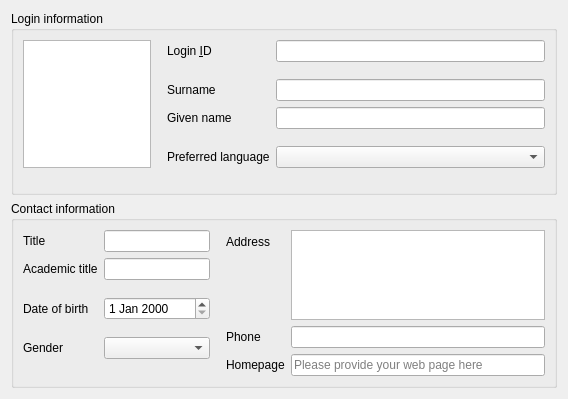
gonicus/clacks, file agent/src/clacks/agent/data/templates/default/user.ui: the form before one commit.
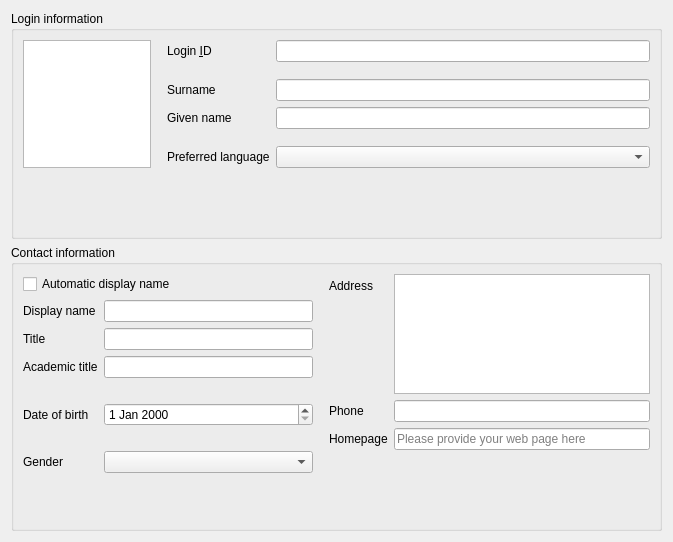
The form after the commit. Icons and pictures are not drawn.

What changed in the file:
```diff
--- a/agent/src/clacks/agent/data/templates/default/user.ui
+++ b/agent/src/clacks/agent/data/templates/default/user.ui
@@ -6,8 +6,8 @@
    <rect>
     <x>0</x>
     <y>0</y>
-    <width>568</width>
-    <height>399</height>
+    <width>673</width>
+    <height>542</height>
    </rect>
   </property>
   <property name="windowTitle">
@@ -187,11 +187,30 @@
      </property>
      <layout class="QGridLayout" name="gridLayout_2">
       <item row="0" column="0">
+       <layout class="QHBoxLayout" name="horizontalLayout">
+        <item>
        <layout class="QFormLayout" name="formLayout_2">
-        <property name="labelAlignment">
-         <set>Qt::AlignLeading|Qt::AlignLeft|Qt::AlignTop</set>
-        </property>
-        <item row="0" column="0">
+          <item row="0" column="0" colspan="2">
+           <widget class="QCheckBox" name="checkBox">
+            <property name="text">
+             <string>Automatic display name</string>
+            </property>
+           </widget>
+          </item>
+          <item row="1" column="0">
+           <widget class="QLabel" name="displayNameLabel">
+            <property name="text">
+             <string>Display name</string>
+            </property>
+            <property name="buddy">
+             <cstring>displayNameEdit</cstring>
+            </property>
+           </widget>
+          </item>
+          <item row="1" column="1">
+           <widget class="QLineEdit" name="displayNameEdit"/>
+          </item>
+          <item row="2" column="0">
          <widget class="QLabel" name="personalTitleLabel">
           <property name="text">
            <string>Title</string>
@@ -201,10 +220,10 @@
           </property>
          </widget>
         </item>
-        <item row="0" column="1">
+          <item row="2" column="1">
          <widget class="QLineEdit" name="titleEdit"/>
         </item>
-        <item row="1" column="0">
+          <item row="3" column="0">
          <widget class="QLabel" name="academicTitleLabel">
           <property name="text">
            <string>Academic title</string>
@@ -214,10 +233,10 @@
           </property>
          </widget>
         </item>
-        <item row="1" column="1">
+          <item row="3" column="1">
          <widget class="QLineEdit" name="academicTitleEdit"/>
         </item>
-        <item row="2" column="1">
+          <item row="4" column="1">
          <spacer name="verticalSpacer_5">
           <property name="orientation">
            <enum>Qt::Vertical</enum>
@@ -228,12 +247,12 @@
           <property name="sizeHint" stdset="0">
            <size>
             <width>20</width>
-            <height>5</height>
+              <height>13</height>
            </size>
           </property>
          </spacer>
         </item>
-        <item row="3" column="0">
+          <item row="5" column="0">
          <widget class="QLabel" name="dateOfBirthLabel">
           <property name="text">
            <string>Date of birth</string>
@@ -243,10 +262,10 @@
           </property>
          </widget>
         </item>
-        <item row="3" column="1">
+          <item row="5" column="1">
          <widget class="QDateEdit" name="dateOfBirthEdit"/>
         </item>
-        <item row="4" column="1">
+          <item row="6" column="1">
          <spacer name="verticalSpacer_6">
           <property name="orientation">
            <enum>Qt::Vertical</enum>
@@ -257,12 +276,12 @@
           <property name="sizeHint" stdset="0">
            <size>
             <width>20</width>
-            <height>5</height>
+              <height>13</height>
            </size>
           </property>
          </spacer>
         </item>
-        <item row="5" column="0">
+          <item row="7" column="0">
          <widget class="QLabel" name="genderLabel">
           <property name="text">
            <string>Gender</string>
@@ -272,10 +291,10 @@
           </property>
          </widget>
         </item>
-        <item row="5" column="1">
+          <item row="7" column="1">
          <widget class="QComboBox" name="genderEdit"/>
         </item>
-        <item row="6" column="1">
+          <item row="8" column="1">
          <spacer name="verticalSpacer_7">
           <property name="orientation">
            <enum>Qt::Vertical</enum>
@@ -290,7 +309,23 @@
         </item>
        </layout>
       </item>
-      <item row="0" column="2">
+        <item>
+         <spacer name="horizontalSpacer_2">
+          <property name="orientation">
+           <enum>Qt::Horizontal</enum>
+          </property>
+          <property name="sizeType">
+           <enum>QSizePolicy::Fixed</enum>
+          </property>
+          <property name="sizeHint" stdset="0">
+           <size>
+            <width>10</width>
+            <height>20</height>
+           </size>
+          </property>
+         </spacer>
+        </item>
+        <item>
        <layout class="QFormLayout" name="formLayout_3">
         <property name="labelAlignment">
          <set>Qt::AlignLeading|Qt::AlignLeft|Qt::AlignTop</set>
@@ -359,21 +394,7 @@
         </item>
        </layout>
       </item>
-      <item row="0" column="1">
-       <spacer name="horizontalSpacer_2">
-        <property name="orientation">
-         <enum>Qt::Horizontal</enum>
-        </property>
-        <property name="sizeType">
-         <enum>QSizePolicy::Fixed</enum>
-        </property>
-        <property name="sizeHint" stdset="0">
-         <size>
-          <width>10</width>
-          <height>20</height>
-         </size>
-        </property>
-       </spacer>
+       </layout>
       </item>
      </layout>
     </widget>
```
Lines whose indentation alone changed are shown as unchanged.
